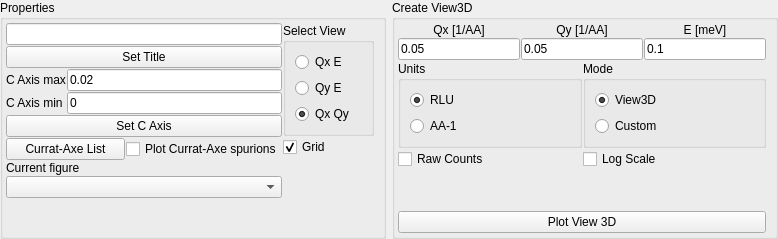
Before: the Qt Designer form src/main/resources/base/Views/View3D.ui in MJOLNIRPackage/MJOLNIR-GUI, drawn with Qt 5.
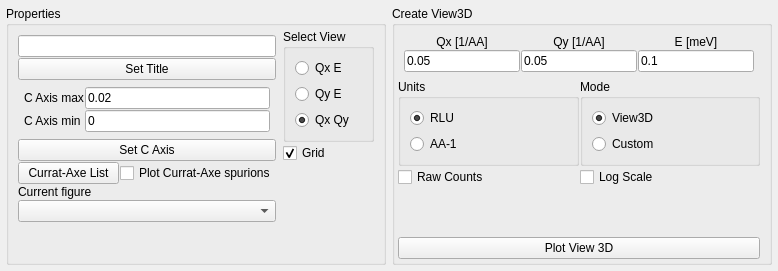
After: the same form once the commit is applied.

```diff
--- a/src/main/resources/base/Views/View3D.ui
+++ b/src/main/resources/base/Views/View3D.ui
@@ -7,7 +7,7 @@
     <x>0</x>
     <y>0</y>
     <width>778</width>
-    <height>239</height>
+    <height>271</height>
    </rect>
   </property>
   <property name="sizePolicy">
@@ -21,16 +21,16 @@
   </property>
   <layout class="QHBoxLayout" name="horizontalLayout">
    <property name="leftMargin">
-    <number>0</number>
+    <number>6</number>
    </property>
    <property name="topMargin">
-    <number>0</number>
+    <number>6</number>
    </property>
    <property name="rightMargin">
-    <number>0</number>
+    <number>6</number>
    </property>
    <property name="bottomMargin">
-    <number>0</number>
+    <number>6</number>
    </property>
    <item>
     <widget class="QGroupBox" name="PropertiesView3D">
@@ -58,6 +58,18 @@
       </property>
       <item>
        <layout class="QVBoxLayout" name="verticalLayout_6">
+        <property name="leftMargin">
+         <number>6</number>
+        </property>
+        <property name="topMargin">
+         <number>6</number>
+        </property>
+        <property name="rightMargin">
+         <number>6</number>
+        </property>
+        <property name="bottomMargin">
+         <number>6</number>
+        </property>
         <item>
          <widget class="QLineEdit" name="View3D_SetTitle_lineEdit">
           <property name="toolTip">
@@ -85,6 +97,18 @@
          <layout class="QHBoxLayout" name="horizontalLayout_2">
           <item>
            <layout class="QGridLayout" name="gridLayout_2">
+            <property name="leftMargin">
+             <number>6</number>
+            </property>
+            <property name="topMargin">
+             <number>6</number>
+            </property>
+            <property name="rightMargin">
+             <number>6</number>
+            </property>
+            <property name="bottomMargin">
+             <number>6</number>
+            </property>
             <item row="2" column="0">
              <widget class="QLabel" name="label_7">
               <property name="toolTip">
@@ -345,6 +369,18 @@
       </property>
       <item>
        <layout class="QGridLayout" name="gridLayout">
+        <property name="leftMargin">
+         <number>6</number>
+        </property>
+        <property name="topMargin">
+         <number>6</number>
+        </property>
+        <property name="rightMargin">
+         <number>6</number>
+        </property>
+        <property name="bottomMargin">
+         <number>6</number>
+        </property>
         <item row="1" column="1">
          <widget class="QLabel" name="label_4">
           <property name="text">
```
Left out of the diff: 4 changed lines with no effect on the pictures.
